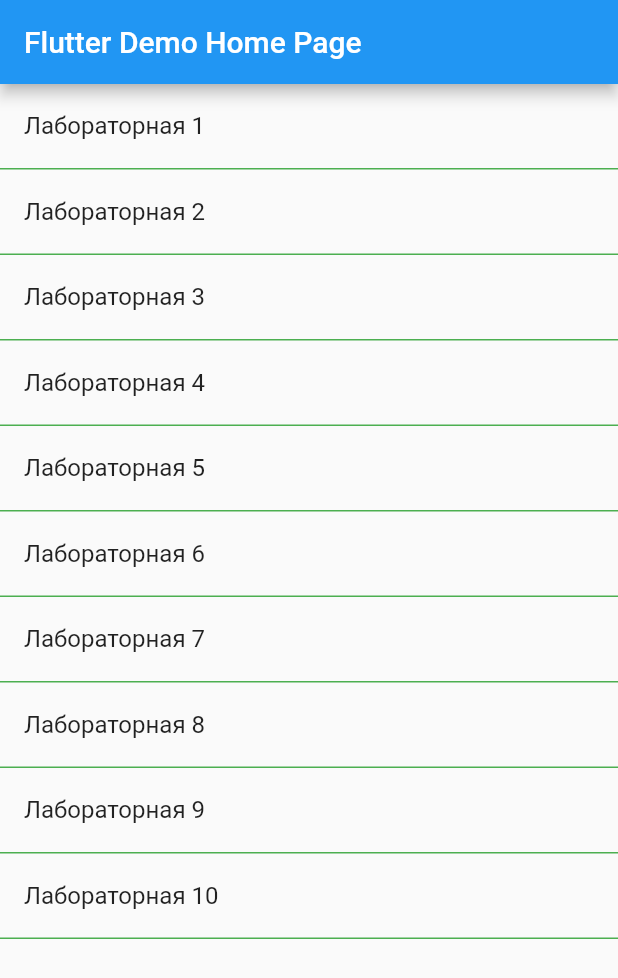
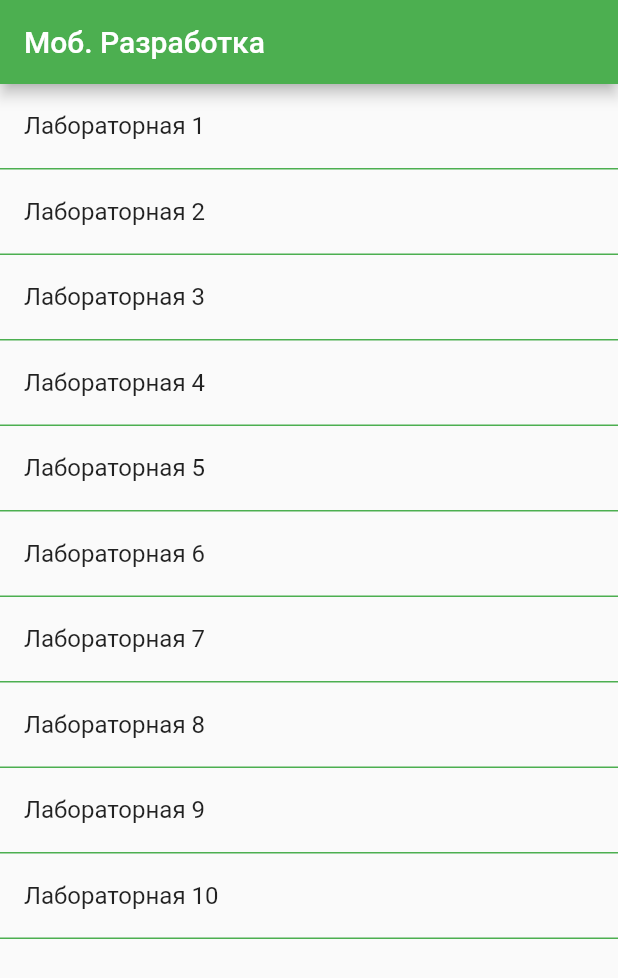
Before and after one commit to dayveedaniel/school_labs, a Flutter app: the screen it shows after launch, on a phone screen of 412 x 824 dp. Shown: the top 978 px of the screen. Run offline on Flutter 3.47's test engine with Material 2 defaults, Android fonts, the phone set to English and light mode, and no system bars.

Commit message:
main refactored

```diff
--- a/lib/main.dart
+++ b/lib/main.dart
@@ -11,11 +11,9 @@ class MyApp extends StatelessWidget {
   @override
   Widget build(BuildContext context) {
     return MaterialApp(
-      title: 'Flutter Demo',
-      theme: ThemeData(
-        primarySwatch: Colors.blue,
-      ),
-      home: const MyHomePage(title: 'Flutter Demo Home Page'),
+      debugShowCheckedModeBanner: false,
+      theme: ThemeData(primarySwatch: Colors.green),
+      home: const MyHomePage(title: 'Моб. Разработка'),
     );
   }
 }
```
